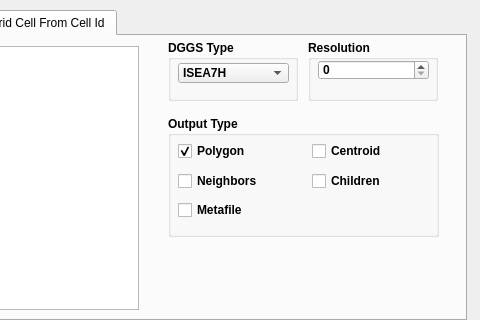
Above: dggrid_dialog_base.ui from allixender/QDGGS before the change; both pictures show x 164 to 644 and y 0 to 320 of the 644 by 559 pixel window. Below: the same form after it.
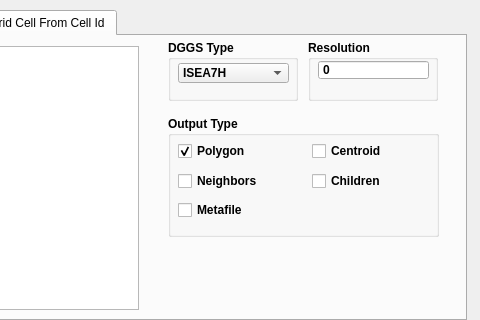
That is the form after the change. The open tabs and pages were chosen to show the change.

Commit message: tab 1: list only hier index grids + H3, res read-only (from id), browse skips '# parent' lines so nbr/chd txt loads back

Patch:
```diff
--- a/dggrid_dialog_base.ui
+++ b/dggrid_dialog_base.ui
@@ -599,6 +599,12 @@
         <height>20</height>
        </rect>
       </property>
+      <property name="readOnly">
+       <bool>true</bool>
+      </property>
+      <property name="buttonSymbols">
+       <enum>QAbstractSpinBox::NoButtons</enum>
+      </property>
       <property name="maximum">
        <number>35</number>
       </property>
```
Left out of the diff: 70 changed lines with no effect on the pictures. The commit also changes 1 other file.
